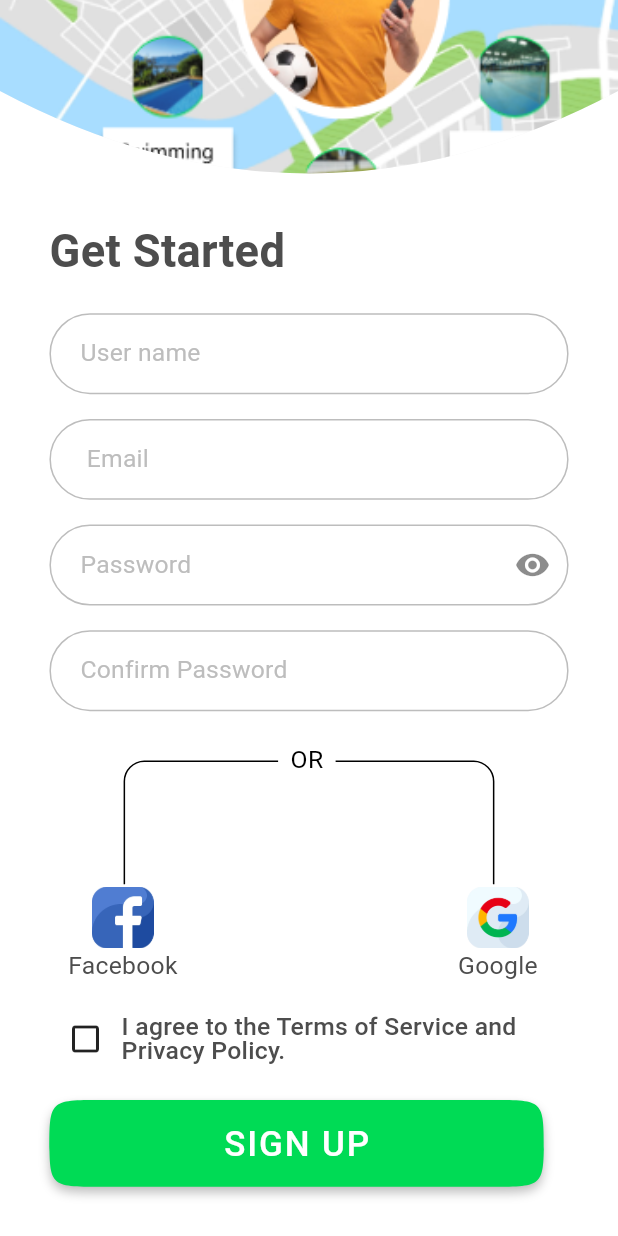
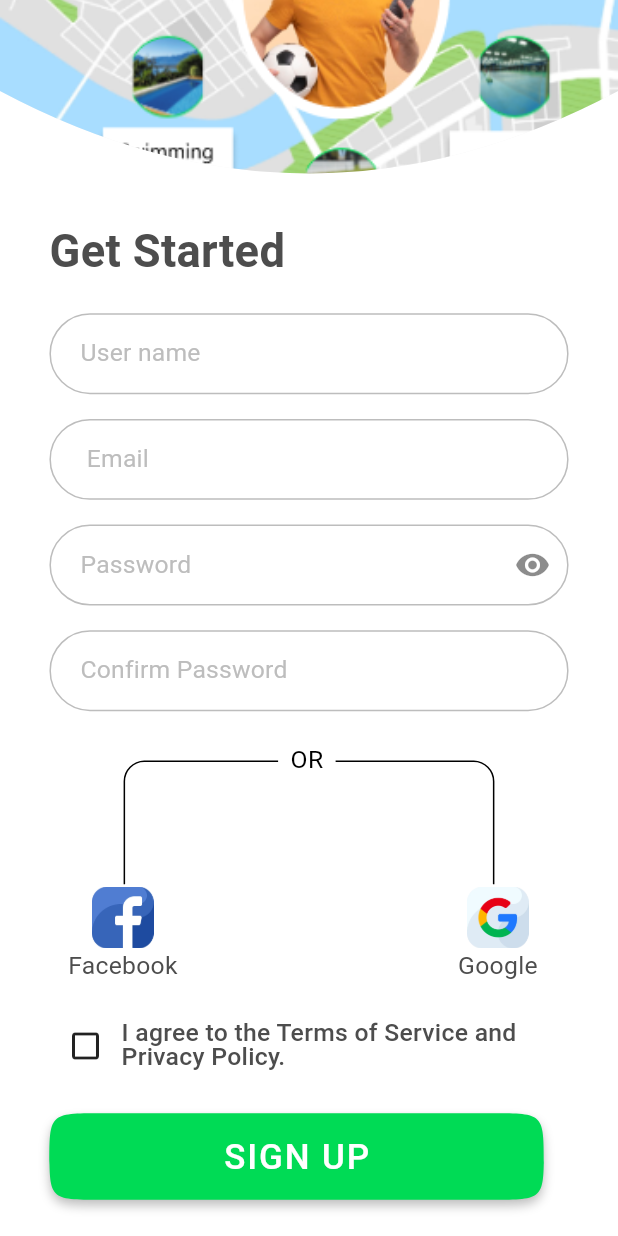
Before and after one commit to tatweer-programming/hawi_hub_owner, a Flutter app: the RegisterScreen screen opened directly with empty values, scrolled down 159 dp, on a phone screen of 412 x 824 dp. Run offline on Flutter 3.47's test engine with Material 3 defaults, Android fonts, the phone set to English and light mode, and no system bars; our stand-ins replace animated_splash_screen, audioplayers, bloc, carousel_slider, connectivity_plus, dartz and 16 more; missing offline and left inert: flutter_facebook_auth, location_picker_flutter_map, my_fatoorah, record, voice_message_package; accounts and stored records are empty; Roboto replaces fonts that are missing (Roboto_500, Roboto_regular).

Commit message:
fix error in sign up

```diff
--- a/lib/src/modules/auth/view/screens/register_screen.dart
+++ b/lib/src/modules/auth/view/screens/register_screen.dart
@@ -263,9 +263,19 @@ Widget _confirmTerms(
             icon: Icon(
                 acceptTerms ? Icons.check_box : Icons.check_box_outline_blank)),
         Expanded(
-            child: Text(
-          S.of(context).agreeTerms,
-          style: TextStyle(fontSize: 12.sp, fontWeight: FontWeight.w500),
-        ))
+            child: InkWell(
+              onTap: (){
+                context.push(Routes.termsAndCondition);
+              },
+              child: Padding(
+                padding: EdgeInsetsDirectional.symmetric(
+                  vertical: 1.5.h
+                ),
+                child: Text(
+                          S.of(context).agreeTerms,
+                          style: TextStyle(fontSize: 12.sp, fontWeight: FontWeight.w500),
+                        ),
+              ),
+            ))
       ],
     );
```
